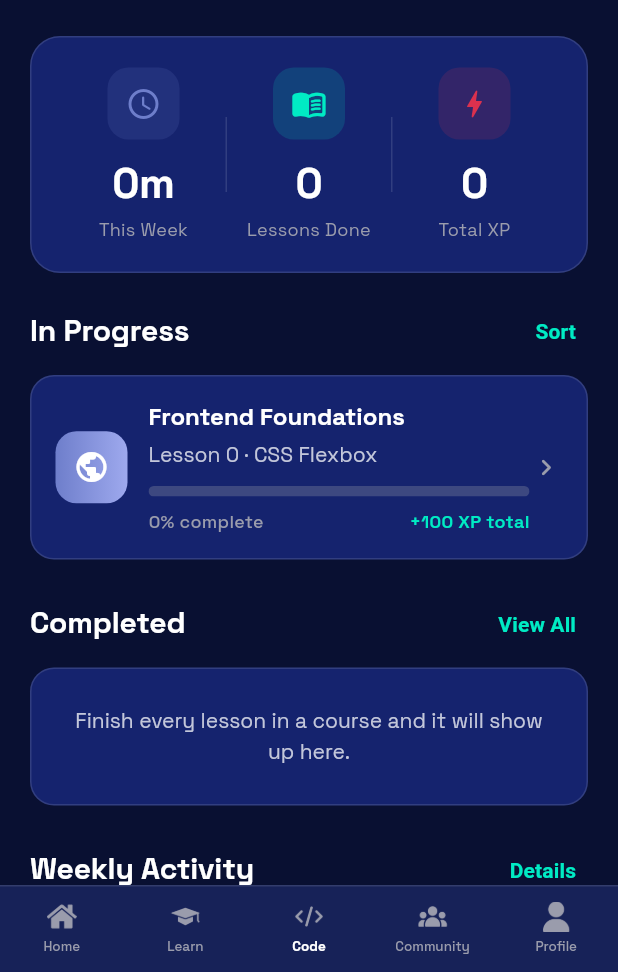
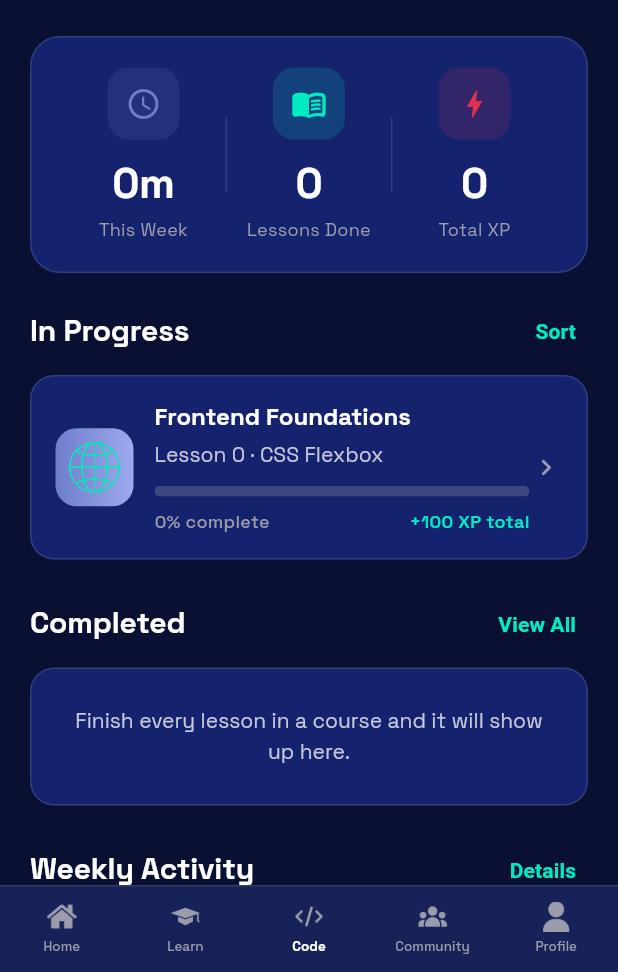
Before and after one commit to Nicookie19/BrainBox_MobileApp, a Flutter app: the screen it shows after launch, after a tap on "View All", on a phone screen of 412 x 824 dp, the part 264-1236 px from its top. Run offline on Flutter 3.47's test engine with Material 3 defaults, Android fonts, the light colour scheme and no system bars; drawn by our look-alikes of flutter_animate; our stand-ins replace go_router, shared_preferences, sqflite; accounts and stored records are empty.

Commit message:
Use supplied artwork across app screens

```diff
--- a/lib/presentation/widgets/achievement_card.dart
+++ b/lib/presentation/widgets/achievement_card.dart
@@ -24,16 +24,16 @@ class AchievementCard extends StatelessWidget {
 
   @override
   Widget build(BuildContext context) {
-    final progressPercent = target > 0 ? (progress / target).clamp(0.0, 1.0) : 0.0;
+    final progressPercent = target > 0
+        ? (progress / target).clamp(0.0, 1.0)
+        : 0.0;
 
     return Material(
       color: Colors.transparent,
       child: Container(
         padding: const EdgeInsets.all(16),
         decoration: BoxDecoration(
-          color: isUnlocked
-              ? color.withValues(alpha: 0.1)
-              : AppColors.bgCard,
+          color: isUnlocked ? color.withValues(alpha: 0.1) : AppColors.bgCard,
           borderRadius: BorderRadius.circular(16),
           border: Border.all(
             color: isUnlocked
@@ -51,10 +51,11 @@ class AchievementCard extends StatelessWidget {
                     : AppColors.bgTertiary,
                 borderRadius: BorderRadius.circular(14),
               ),
-              child: Icon(
-                icon,
-                color: isUnlocked ? color : AppColors.textMuted,
-                size: 28,
+              child: Image.asset(
+                _badgeAsset(),
+                fit: BoxFit.contain,
+                color: isUnlocked ? null : AppColors.textMuted,
+                colorBlendMode: isUnlocked ? null : BlendMode.srcIn,
               ),
             ),
             const SizedBox(height: 12),
@@ -69,9 +70,9 @@ class AchievementCard extends StatelessWidget {
             const SizedBox(height: 4),
             Text(
               subtitle,
-              style: Theme.of(context).textTheme.bodySmall?.copyWith(
-                color: AppColors.textMuted,
-              ),
+              style: Theme.of(
+                context,
+              ).textTheme.bodySmall?.copyWith(color: AppColors.textMuted),
               textAlign: TextAlign.center,
             ),
             if (!isUnlocked) ...[
@@ -97,7 +98,10 @@ class AchievementCard extends StatelessWidget {
               Padding(
                 padding: const EdgeInsets.only(top: 12),
                 child: Container(
-                  padding: const EdgeInsets.symmetric(horizontal: 10, vertical: 4),
+                  padding: const EdgeInsets.symmetric(
+                    horizontal: 10,
+                    vertical: 4,
+                  ),
                   decoration: BoxDecoration(
                     color: AppColors.accentSuccessSoft,
                     borderRadius: BorderRadius.circular(20),
@@ -105,7 +109,11 @@ class AchievementCard extends StatelessWidget {
                   child: Row(
                     mainAxisSize: MainAxisSize.min,
                     children: [
-                      Icon(Icons.check_rounded, size: 12, color: AppColors.accentSuccess),
+                      Icon(
+                        Icons.check_rounded,
+                        size: 12,
+                        color: AppColors.accentSuccess,
+                      ),
                       const SizedBox(width: 4),
                       Text(
                         'Unlocked',
@@ -124,4 +132,14 @@ class AchievementCard extends StatelessWidget {
       ),
     ).animate().fadeIn().slideY(begin: 0.2, end: 0);
   }
+
+  String _badgeAsset() {
+    final text = '$title $subtitle'.toLowerCase();
+    if (text.contains('streak')) return 'assets/ui/fire.png';
+    if (text.contains('course') || text.contains('starter')) {
+      return 'assets/ui/crown.png';
+    }
+    if (text.contains('lesson')) return 'assets/ui/code_brackets.png';
+    return 'assets/ui/badge_gold.png';
+  }
 }
--- a/lib/presentation/widgets/learning_course_tile.dart
+++ b/lib/presentation/widgets/learning_course_tile.dart
@@ -2,6 +2,7 @@ import 'package:flutter/material.dart';
 import 'package:brainbox/data/models/course_models.dart';
 import 'package:brainbox/data/models/learning_models.dart';
 import 'package:brainbox/core/constants/app_colors.dart';
+import 'package:brainbox/presentation/widgets/course_artwork.dart';
 
 class LearningCourseTile extends StatelessWidget {
   const LearningCourseTile({
@@ -40,20 +41,27 @@ class LearningCourseTile extends StatelessWidget {
           child: Row(
             children: [
               Container(
-                padding: const EdgeInsets.all(12),
+                width: 52,
+                height: 52,
+                padding: const EdgeInsets.all(9),
                 decoration: BoxDecoration(
                   gradient: LinearGradient(
                     colors: isCompleted
-                        ? [AppColors.accentSuccess, AppColors.accentSuccess.withValues(alpha: 0.7)]
+                        ? [
+                            AppColors.accentSuccess,
+                            AppColors.accentSuccess.withValues(alpha: 0.7),
+                          ]
                         : colors,
                   ),
                   borderRadius: BorderRadius.circular(14),
                 ),
-                child: Icon(
-                  isCompleted ? Icons.check_rounded : course.category.icon,
+                child: isCompleted
+                    ? const Icon(
+                        Icons.check_rounded,
                         color: Colors.white,
                         size: 24,
-                ),
+                      )
+                    : CourseArtwork(category: course.category, size: 34),
               ),
               const SizedBox(width: 14),
               Expanded(
@@ -65,14 +73,16 @@ class LearningCourseTile extends StatelessWidget {
                         Expanded(
                           child: Text(
                             course.title,
-                            style: Theme.of(context).textTheme.titleMedium?.copyWith(
-                              fontWeight: FontWeight.w700,
-                            ),
+                            style: Theme.of(context).textTheme.titleMedium
+                                ?.copyWith(fontWeight: FontWeight.w700),
                           ),
                         ),
                         if (isCompleted)
                           Container(
-                            padding: const EdgeInsets.symmetric(horizontal: 8, vertical: 2),
+                            padding: const EdgeInsets.symmetric(
+                              horizontal: 8,
+                              vertical: 2,
+                            ),
                             decoration: BoxDecoration(
                               color: AppColors.accentSuccessSoft,
                               borderRadius: BorderRadius.circular(6),
@@ -105,7 +115,9 @@ class LearningCourseTile extends StatelessWidget {
                         value: progress,
                         minHeight: 7,
                         backgroundColor: AppColors.bgTertiary,
-                        color: isCompleted ? AppColors.accentSuccess : colors[0],
+                        color: isCompleted
+                            ? AppColors.accentSuccess
+                            : colors[0],
                       ),
                     ),
                     const SizedBox(height: 8),
@@ -114,7 +126,8 @@ class LearningCourseTile extends StatelessWidget {
                       children: [
                         Text(
                           '${(progress * 100).round()}% complete',
-                          style: Theme.of(context).textTheme.bodySmall?.copyWith(
+                          style: Theme.of(context).textTheme.bodySmall
+                              ?.copyWith(
                                 color: AppColors.textMuted,
                                 fontWeight: FontWeight.w500,
                               ),
@@ -122,7 +135,8 @@ class LearningCourseTile extends StatelessWidget {
                         if (!isCompleted)
                           Text(
                             '+${25 * course.lessonCount} XP total',
-                            style: Theme.of(context).textTheme.bodySmall?.copyWith(
+                            style: Theme.of(context).textTheme.bodySmall
+                                ?.copyWith(
                                   color: AppColors.accentPrimary,
                                   fontWeight: FontWeight.w600,
                                 ),
--- a/lib/presentation/widgets/week_activity.dart
+++ b/lib/presentation/widgets/week_activity.dart
@@ -27,9 +27,9 @@ class WeekActivity extends StatelessWidget {
             children: [
               Text(
                 'This Week',
-                style: Theme.of(context).textTheme.titleMedium?.copyWith(
-                  fontWeight: FontWeight.w700,
-                ),
+                style: Theme.of(
+                  context,
+                ).textTheme.titleMedium?.copyWith(fontWeight: FontWeight.w700),
               ),
               const Spacer(),
               Text(
@@ -64,10 +64,12 @@ class WeekActivity extends StatelessWidget {
                           ),
                         ),
                         child: isActive
-                        ? const Icon(
-                            Icons.check_rounded,
-                            color: Colors.white,
-                            size: 20,
+                            ? Padding(
+                                padding: const EdgeInsets.all(9),
+                                child: Image.asset(
+                                  'assets/ui/fire.png',
+                                  fit: BoxFit.contain,
+                                ),
                               )
                             : Text(
                                 days[index],
@@ -82,12 +84,19 @@ class WeekActivity extends StatelessWidget {
                       Text(
                         days[index],
                         style: Theme.of(context).textTheme.bodySmall?.copyWith(
-                      color: isActive ? AppColors.accentPrimary : AppColors.textMuted,
-                      fontWeight: isActive ? FontWeight.w600 : FontWeight.w500,
+                          color: isActive
+                              ? AppColors.accentPrimary
+                              : AppColors.textMuted,
+                          fontWeight: isActive
+                              ? FontWeight.w600
+                              : FontWeight.w500,
                         ),
                       ),
                     ],
-              ).animate().fadeIn(delay: (index * 50).ms).scale(delay: (index * 50).ms);
+                  )
+                  .animate()
+                  .fadeIn(delay: (index * 50).ms)
+                  .scale(delay: (index * 50).ms);
             }),
           ),
         ],
```
Also changed, not shown: lib/presentation/widgets/community_post.dart (+12 -10 lines), lib/presentation/widgets/profile_header.dart (+11 -22 lines), assets/ui/avatar.png (added), assets/ui/badge_bronze.png (added), assets/ui/badge_gold.png (added), assets/ui/badge_silver.png (added), assets/ui/character.png (added), assets/ui/code_brackets.png (added), assets/ui/crown.png (added), assets/ui/heart.png (added), assets/ui/lock.png (added), assets/ui/python_badge.png (added). Lines whose indentation alone changed are shown as unchanged.
